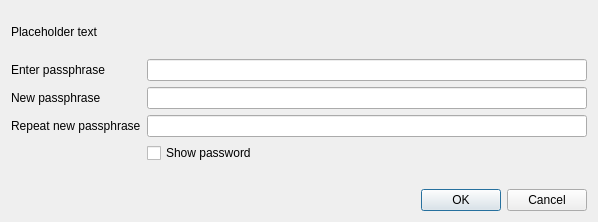
deltacoincore/deltacoincore, file src/qt/forms/askpassphrasedialog.ui: the form before one commit.
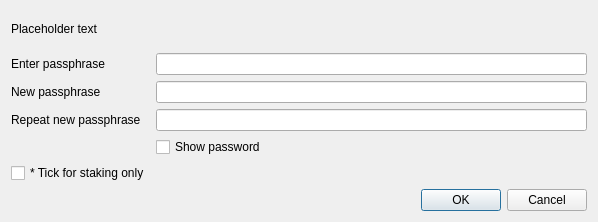
The form after the commit.

```diff
--- a/src/qt/forms/askpassphrasedialog.ui
+++ b/src/qt/forms/askpassphrasedialog.ui
@@ -115,6 +115,13 @@
        </property>
       </widget>
      </item>
+     <item row="4" column="0">
+      <widget class="QCheckBox" name="stakingCheckBox">
+       <property name="text">
+        <string>* Tick for staking only</string>
+       </property>
+      </widget>
+     </item>
     </layout>
    </item>
    <item>
```
